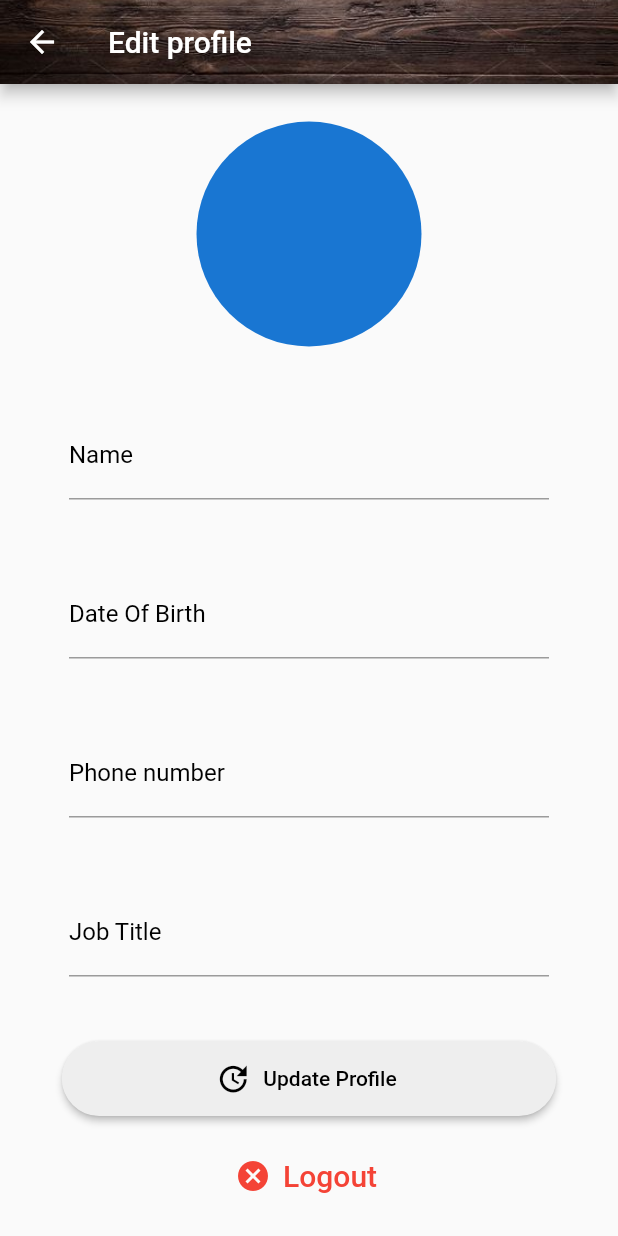
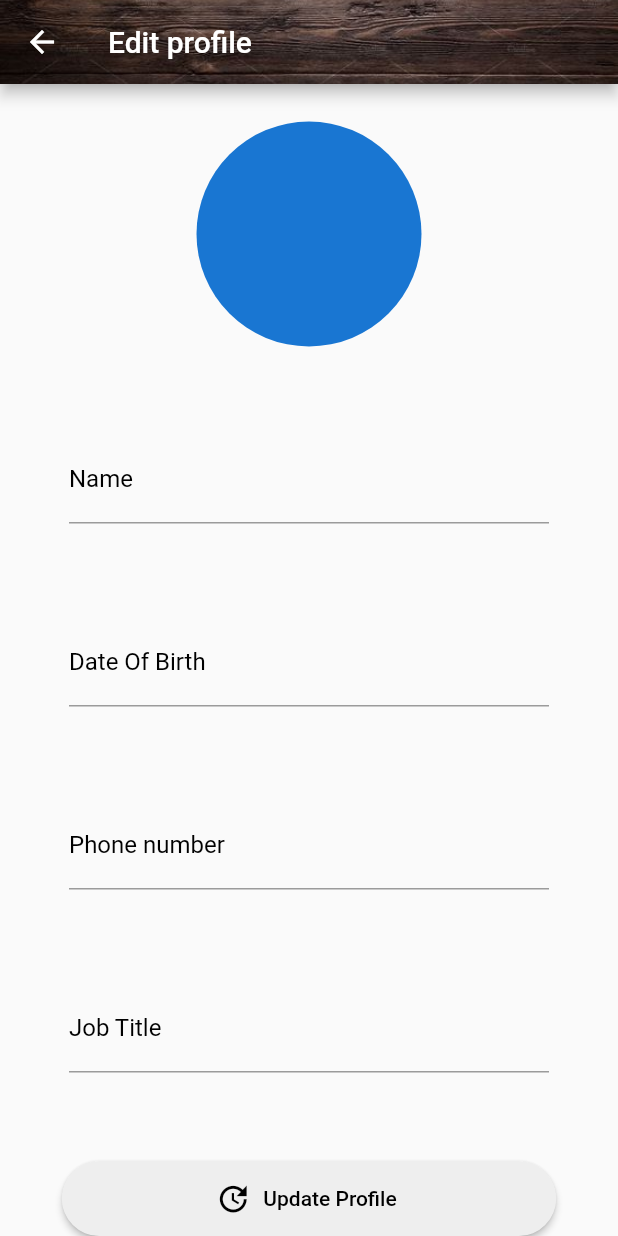
Before and after one commit to duxton/Aide, a Flutter app: the EditProfile screen opened directly, on a phone screen of 412 x 824 dp. Run offline on Flutter 3.47's test engine with Material 2 defaults, Android fonts, the phone set to English and light mode, and no system bars; our stand-ins replace carousel_slider, circular_profile_avatar, cloud_firestore, dotted_border, firebase_auth, firebase_storage and 8 more; missing offline and left inert: flutter_rounded_date_picker; accounts and stored records are empty.

```diff
--- a/AideApp/lib/Screens/Home.dart
+++ b/AideApp/lib/Screens/Home.dart
@@ -1,16 +1,10 @@
 import 'package:AideApp/Model/email_authentication.dart';
 import 'package:AideApp/Model/user.dart';
-
-import 'package:AideApp/Screens/Registration/create_account.dart';
 import 'package:AideApp/Screens/Registration/login_signup_page.dart';
-
-
 import 'package:cloud_firestore/cloud_firestore.dart';
 import 'package:firebase_storage/firebase_storage.dart';
 import 'package:flutter/cupertino.dart';
 import 'package:flutter/material.dart';
-import 'package:google_sign_in/google_sign_in.dart';
-
 import 'AuthScreen.dart';
 
 // final GoogleSignIn googleSignIn = GoogleSignIn();
--- a/AideApp/lib/Screens/InAppPayment/In_App_purchase.dart
+++ b/AideApp/lib/Screens/InAppPayment/In_App_purchase.dart
@@ -1,7 +1,4 @@
-import 'dart:ui';
-
 import 'package:AideApp/Screens/InAppPayment/ProductDetails.dart';
-import 'package:AideApp/Widgets/Re-usable/header.dart';
 import 'package:flutter/material.dart';
 
 class InAppPurchase extends StatefulWidget {
--- a/AideApp/lib/Screens/OwnedProduct/AllProduct.dart
+++ b/AideApp/lib/Screens/OwnedProduct/AllProduct.dart
@@ -1,6 +1,3 @@
-import 'dart:ui';
-
-import 'package:AideApp/Widgets/Re-usable/header.dart';
 import 'package:cloud_firestore/cloud_firestore.dart';
 import 'package:flutter/material.dart';
 
--- a/AideApp/lib/Screens/Registration/edit_profile.dart
+++ b/AideApp/lib/Screens/Registration/edit_profile.dart
@@ -1,6 +1,4 @@
 import 'package:AideApp/Model/email_authentication.dart';
-
-import 'package:firebase_auth/firebase_auth.dart';
 import 'package:flutter/material.dart';
 
 class EditProfile extends StatefulWidget {
@@ -21,17 +19,6 @@ class _EditProfileState extends State<EditProfile> {
   //       context, MaterialPageRoute(builder: (context) => Home()));
   // }
 
-   _signOut() async {
-    try {
-      await widget.auth.signOut();
-      widget.onSignedOut();
-    } catch (e) {
-      print(e);
-    }
-  }
-
-
-  final FirebaseAuth _auth = FirebaseAuth.instance;
   customTextField(String text, controller, labelText) {
     return Padding(
       padding: const EdgeInsets.all(15.0),
@@ -117,22 +104,6 @@ class _EditProfileState extends State<EditProfile> {
               ),
             ),
           ),
-          Padding(
-            padding: EdgeInsets.all(16),
-            child: FlatButton.icon(
-                onPressed: _signOut,
-                icon: Icon(
-                  Icons.cancel,
-                  color: Colors.red,
-                ),
-                label: Text(
-                  'Logout',
-                  style: TextStyle(
-                    color: Colors.red,
-                    fontSize: 20,
-                  ),
-                )),
-          ),
         ],
       ),
     );
```
Also changed, not shown: AideApp/lib/Screens/Registration/View_profile.dart (+1 -13 lines).
